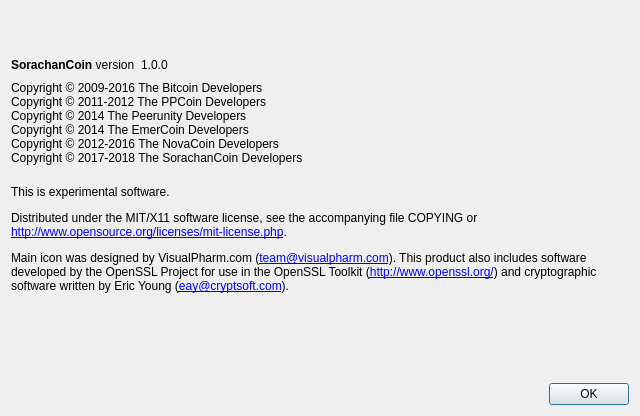
Qt form src/qt/forms/aboutdialog.ui (FromHDDtoSSD/SorachanCoin-qt) before a commit.
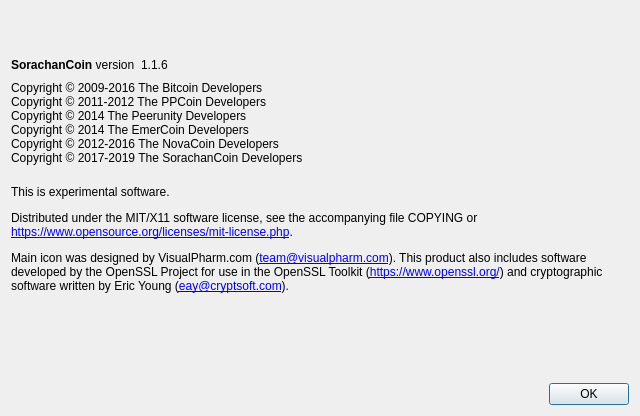
The same form after that commit.

Diff of the .ui file:
```diff
--- a/src/qt/forms/aboutdialog.ui
+++ b/src/qt/forms/aboutdialog.ui
@@ -50,7 +50,7 @@
           <cursorShape>IBeamCursor</cursorShape>
          </property>
          <property name="text">
-          <string notr="true">1.0.0</string>
+          <string notr="true">1.1.6</string>
          </property>
          <property name="textInteractionFlags">
           <set>Qt::LinksAccessibleByMouse|Qt::TextSelectableByKeyboard|Qt::TextSelectableByMouse</set>
@@ -83,7 +83,7 @@
 Copyright © 2014 The Peerunity Developers
 Copyright © 2014 The EmerCoin Developers
 Copyright © 2012-2016 The NovaCoin Developers
-Copyright © 2017-2018 The SorachanCoin Developers</string>
+Copyright © 2017-2019 The SorachanCoin Developers</string>
        </property>
        <property name="textInteractionFlags">
         <set>Qt::LinksAccessibleByMouse|Qt::TextSelectableByKeyboard|Qt::TextSelectableByMouse</set>
@@ -96,7 +96,7 @@
         <cursorShape>IBeamCursor</cursorShape>
        </property>
        <property name="text">
-        <string>&lt;html&gt;&lt;head/&gt;&lt;body&gt;&lt;p&gt;&lt;br/&gt;This is experimental software.&lt;/p&gt;&lt;p&gt;Distributed under the MIT/X11 software license, see the accompanying file COPYING or &lt;br/&gt;&lt;a href=&quot;http://www.opensource.org/licenses/mit-license.php&quot;&gt;&lt;span style=&quot; text-decoration: underline; color:#0000ff;&quot;&gt;http://www.opensource.org/licenses/mit-license.php&lt;/span&gt;&lt;/a&gt;.&lt;/p&gt;&lt;p&gt;Main icon was designed by VisualPharm.com (&lt;a href=&quot;mailto:team@visualpharm.com&quot;&gt;&lt;span style=&quot; text-decoration: underline; color:#0000ff;&quot;&gt;team@visualpharm.com&lt;/span&gt;&lt;/a&gt;). This product also includes software developed by the OpenSSL Project for use in the OpenSSL Toolkit (&lt;a href=&quot;http://www.openssl.org/&quot;&gt;&lt;span style=&quot; text-decoration: underline; color:#0000ff;&quot;&gt;http://www.openssl.org/&lt;/span&gt;&lt;/a&gt;) and cryptographic software written by Eric Young (&lt;a href=&quot;mailto:eay@cryptsoft.com&quot;&gt;&lt;span style=&quot; text-decoration: underline; color:#0000ff;&quot;&gt;eay@cryptsoft.com&lt;/span&gt;&lt;/a&gt;).&lt;/p&gt;&lt;p&gt;&lt;br/&gt;&lt;/p&gt;&lt;/body&gt;&lt;/html&gt;</string>
+        <string>&lt;html&gt;&lt;head/&gt;&lt;body&gt;&lt;p&gt;&lt;br/&gt;This is experimental software.&lt;/p&gt;&lt;p&gt;Distributed under the MIT/X11 software license, see the accompanying file COPYING or &lt;br/&gt;&lt;a href=&quot;http://www.opensource.org/licenses/mit-license.php&quot;&gt;&lt;span style=&quot; text-decoration: underline; color:#0000ff;&quot;&gt;https://www.opensource.org/licenses/mit-license.php&lt;/span&gt;&lt;/a&gt;.&lt;/p&gt;&lt;p&gt;Main icon was designed by VisualPharm.com (&lt;a href=&quot;mailto:team@visualpharm.com&quot;&gt;&lt;span style=&quot; text-decoration: underline; color:#0000ff;&quot;&gt;team@visualpharm.com&lt;/span&gt;&lt;/a&gt;). This product also includes software developed by the OpenSSL Project for use in the OpenSSL Toolkit (&lt;a href=&quot;http://www.openssl.org/&quot;&gt;&lt;span style=&quot; text-decoration: underline; color:#0000ff;&quot;&gt;https://www.openssl.org/&lt;/span&gt;&lt;/a&gt;) and cryptographic software written by Eric Young (&lt;a href=&quot;mailto:eay@cryptsoft.com&quot;&gt;&lt;span style=&quot; text-decoration: underline; color:#0000ff;&quot;&gt;eay@cryptsoft.com&lt;/span&gt;&lt;/a&gt;).&lt;/p&gt;&lt;p&gt;&lt;br/&gt;&lt;/p&gt;&lt;/body&gt;&lt;/html&gt;</string>
        </property>
        <property name="wordWrap">
         <bool>true</bool>
```
